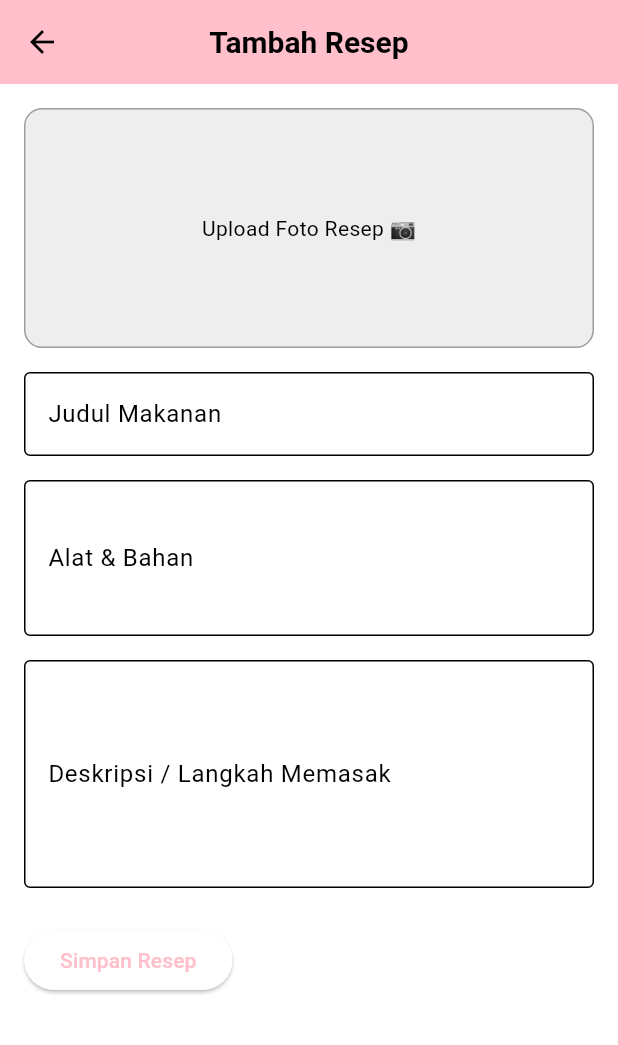
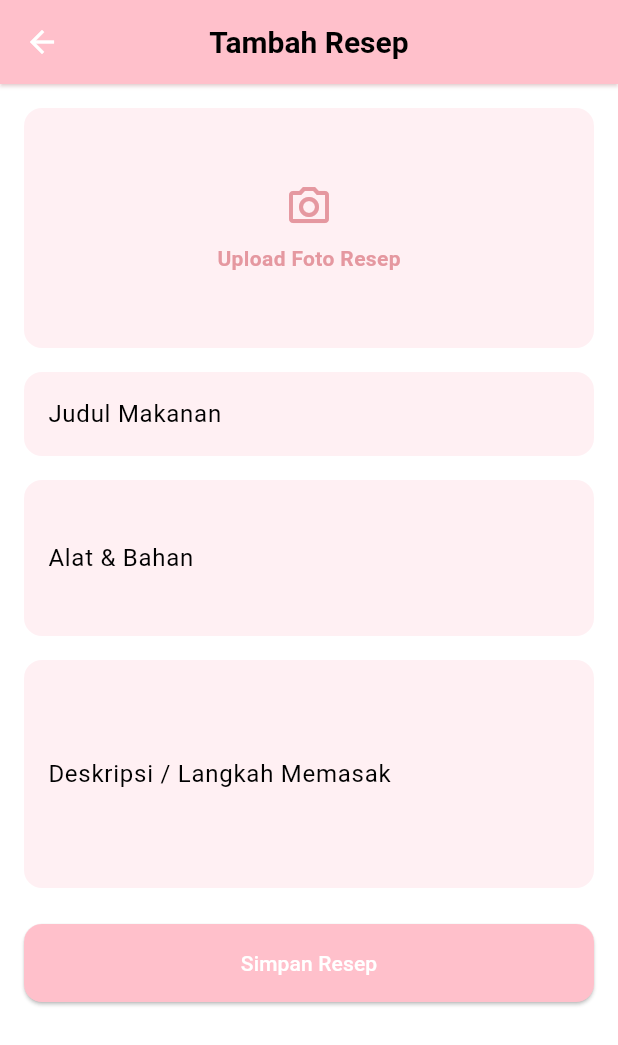
Before and after one commit to odybgs21/flavorist, a Flutter app: the HomeScreen screen opened directly, after a tap on the "edit" icon, on a phone screen of 412 x 824 dp. Shown: the top 1045 px of the screen. Run offline on Flutter 3.47's test engine with Material 3 defaults, Android fonts, the light colour scheme and no system bars; our stand-ins replace carousel_slider, image_picker, sqflite; accounts and stored records are empty; network calls fail.

Commit message:
tambah db

```diff
--- a/lib/db/database_helper.dart
+++ b/lib/db/database_helper.dart
@@ -49,4 +49,15 @@ class DatabaseHelper {
     );
     return res.isNotEmpty ? res.first : null;
   }
+
+  Future<int> addRecipe(Map<String, dynamic> recipe) async {
+    var dbClient = await db;
+    return await dbClient.insert('recipes', recipe);
+  }
+
+  Future<List<Map<String, dynamic>>> getRecipes() async {
+    var dbClient = await db;
+    // Mengambil resep terbaru di atas
+    return await dbClient.query('recipes', orderBy: 'id DESC');
+  }
 }
--- a/lib/screens/add_recipe_page.dart
+++ b/lib/screens/add_recipe_page.dart
@@ -1,5 +1,11 @@
+import 'dart:io';
+
 import 'package:flutter/material.dart';
 import 'package:image_picker/image_picker.dart';
+import '../db/database_helper.dart';
+import 'package:path_provider/path_provider.dart';
+import 'package:path/path.dart' as path;
+import '../constant/colors.dart';
 
 class AddRecipePage extends StatefulWidget {
   const AddRecipePage({super.key});
@@ -10,6 +16,7 @@ class AddRecipePage extends StatefulWidget {
 
 class _AddRecipePageState extends State<AddRecipePage> {
   final _formKey = GlobalKey<FormState>();
+  final db = DatabaseHelper();
 
   final TextEditingController _titleCtrl = TextEditingController();
   final TextEditingController _ingredientsCtrl = TextEditingController();
@@ -26,21 +33,58 @@ class _AddRecipePageState extends State<AddRecipePage> {
     }
   }
 
-  void _submit() {
+  void _submit() async {
     if (_formKey.currentState!.validate()) {
-      // TODO: Simpan ke database / API
-      ScaffoldMessenger.of(context).showSnackBar(
-        const SnackBar(content: Text("Resep berhasil disimpan ✅")),
-      );
-      Navigator.pop(context);
+      if (_image == null) {
+        ScaffoldMessenger.of(context).showSnackBar(
+          const SnackBar(content: Text("Foto resep tidak boleh kosong")),
+        );
+        return;
+      }
+
+      // 1. Dapatkan direktori permanen aplikasi
+      final appDir = await getApplicationDocumentsDirectory();
+      // Buat nama file unik menggunakan timestamp untuk menghindari penimpaan file
+      final String fileExtension = path.extension(_image!.path);
+      final String newFileName = '${DateTime.now().millisecondsSinceEpoch}$fileExtension';
+      final String newPath = path.join(appDir.path, newFileName);
+      final savedImage = await File(_image!.path).copy(newPath);
+
+      // 2. Simpan path gambar yang sudah disalin ke database
+      await db.addRecipe({
+        'title': _titleCtrl.text,
+        'ingredients': _ingredientsCtrl.text,
+        'description': _descriptionCtrl.text,
+        'imagePath': savedImage.path, // Gunakan path baru yang permanen
+      });
+
+      if (mounted) {
+        ScaffoldMessenger.of(context).showSnackBar(
+          const SnackBar(content: Text("Resep berhasil disimpan ✅")),
+        );
+        Navigator.pop(context, true); // Kirim nilai true untuk refresh
+      }
     }
+  }
+
+  @override
+  void dispose() {
+    _titleCtrl.dispose();
+    _ingredientsCtrl.dispose();
+    _descriptionCtrl.dispose();
+    super.dispose();
   }
 
   @override
   Widget build(BuildContext context) {
     return Scaffold(
+      backgroundColor: Colors.white,
       appBar: AppBar(
         title: const Text("Tambah Resep"),
+        backgroundColor: AppColors.pinkPrimary,
+        foregroundColor: AppColors.white,
+        elevation: 1,
+        shadowColor: AppColors.pinkDark.withOpacity(0.5),
       ),
       body: SingleChildScrollView(
         padding: const EdgeInsets.all(16),
@@ -57,20 +101,26 @@ class _AddRecipePageState extends State<AddRecipePage> {
                   height: 160,
                   width: double.infinity,
                   decoration: BoxDecoration(
-                    border: Border.all(color: Colors.grey),
+                    color: AppColors.pinkLight.withOpacity(0.4),
                     borderRadius: BorderRadius.circular(12),
-                    color: Colors.grey[200],
                   ),
                   child: _image == null
-                      ? const Center(
-                          child: Text("Upload Foto Resep 📷"),
+                      ? Center(
+                          child: Column(
+                            mainAxisAlignment: MainAxisAlignment.center,
+                            children: [
+                              Icon(Icons.camera_alt_outlined, color: AppColors.pinkDark, size: 32),
+                              SizedBox(height: 8),
+                              Text("Upload Foto Resep", style: TextStyle(color: AppColors.pinkDark, fontWeight: FontWeight.bold)),
+                            ],
+                          ),
                         )
                       : ClipRRect(
                           borderRadius: BorderRadius.circular(12),
-                          // child: Image.file(
-                          //   File(_image!.path),
-                          //   fit: BoxFit.cover,
-                          // ),
+                          child: Image.file(
+                            File(_image!.path),
+                            fit: BoxFit.cover,
+                          ),
                         ),
                 ),
               ),
@@ -79,9 +129,15 @@ class _AddRecipePageState extends State<AddRecipePage> {
               // Title
               TextFormField(
                 controller: _titleCtrl,
-                decoration: const InputDecoration(
+                decoration: InputDecoration(
                   labelText: "Judul Makanan",
-                  border: OutlineInputBorder(),
+                  filled: true,
+                  fillColor: AppColors.pinkLight.withOpacity(.4),
+                  border: OutlineInputBorder(
+                    borderRadius: BorderRadius.circular(12),
+                    borderSide: BorderSide.none,
+                  ),
+                  floatingLabelStyle: const TextStyle(color: AppColors.black),
                 ),
                 validator: (v) =>
                     v!.isEmpty ? "Judul tidak boleh kosong" : null,
@@ -92,10 +148,16 @@ class _AddRecipePageState extends State<AddRecipePage> {
               TextFormField(
                 controller: _ingredientsCtrl,
                 maxLines: 3,
-                decoration: const InputDecoration(
+                decoration: InputDecoration(
                   labelText: "Alat & Bahan",
-                  border: OutlineInputBorder(),
                   hintText: "Contoh:\n- 2 butir telur\n- 1 sdt garam\n- Minyak secukupnya",
+                  filled: true,
+                  fillColor: AppColors.pinkLight.withOpacity(.4),
+                  border: OutlineInputBorder(
+                    borderRadius: BorderRadius.circular(12),
+                    borderSide: BorderSide.none,
+                  ),
+                  floatingLabelStyle: const TextStyle(color: AppColors.black),
                 ),
                 validator: (v) =>
                     v!.isEmpty ? "Bahan tidak boleh kosong" : null,
@@ -106,19 +168,36 @@ class _AddRecipePageState extends State<AddRecipePage> {
               TextFormField(
                 controller: _descriptionCtrl,
                 maxLines: 5,
-                decoration: const InputDecoration(
+                decoration: InputDecoration(
                   labelText: "Deskripsi / Langkah Memasak",
-                  border: OutlineInputBorder(),
                   hintText: "1. Kocok telur...\n2. Panaskan wajan...",
+                  filled: true,
+                  fillColor: AppColors.pinkLight.withOpacity(.4),
+                  border: OutlineInputBorder(
+                    borderRadius: BorderRadius.circular(12),
+                    borderSide: BorderSide.none,
+                  ),
+                  floatingLabelStyle: const TextStyle(color: AppColors.black),
                 ),
                 validator: (v) =>
                     v!.isEmpty ? "Deskripsi tidak boleh kosong" : null,
               ),
               const SizedBox(height: 24),
 
-              ElevatedButton(
-                onPressed: _submit,
-                child: const Text("Simpan Resep"),
+              SizedBox(
+                width: double.infinity,
+                child: ElevatedButton(
+                  style: ElevatedButton.styleFrom(
+                    backgroundColor: AppColors.pinkPrimary,
+                    foregroundColor: AppColors.white,
+                    padding: const EdgeInsets.symmetric(vertical: 16),
+                    shape: RoundedRectangleBorder(
+                      borderRadius: BorderRadius.circular(12),
+                    ),
+                  ),
+                  onPressed: _submit,
+                  child: const Text("Simpan Resep"),
+                ),
               )
             ],
           ),
--- a/lib/screens/home_screen.dart
+++ b/lib/screens/home_screen.dart
@@ -1,7 +1,11 @@
+import 'dart:io';
+
 import 'package:carousel_slider/carousel_slider.dart';
 import 'package:flutter/material.dart';
 import 'add_recipe_page.dart';
 import '../constant/colors.dart';
+import 'all_recipes_screen.dart';
+import '../db/database_helper.dart';
 
 class HomeScreen extends StatefulWidget {
   const HomeScreen({super.key});
@@ -11,37 +15,50 @@ class HomeScreen extends StatefulWidget {
 }
 
 class _HomeScreenState extends State<HomeScreen> {
+  final db = DatabaseHelper();
+  List<Map<String, dynamic>> _recipes = [];
+
+  @override
+  void initState() {
+    super.initState();
+    _loadRecipes();
+  }
+
+  Future<void> _loadRecipes() async {
+    final recipes = await db.getRecipes();
+    setState(() {
+      _recipes = recipes;
+    });
+  }
+
+  void _navigateAndRefresh() async {
+    final result = await Navigator.push(
+      context,
+      MaterialPageRoute(builder: (_) => const AddRecipePage()),
+    );
+
+    if (result == true) {
+      _loadRecipes();
+    }
+  }
+
   @override
   Widget build(BuildContext context) {
-    // Dummy data for carousels
-    final List<Map<String, String>> trendingRecipes = [
-      {"title": "Ayam Panggang Madu", "image": "https://www.mokapos.com/blog/_next/image?url=https%3A%2F%2Fwp.mokapos.com%2Fwp-content%2Fuploads%2F2023%2F02%2Finspirasi-foto-makanan-yang-enak-ayam-panggang.jpg&w=3840&q=75"},
-      {"title": "Sate Ayam Khas Madura", "image": "https://images.unsplash.com/photo-1555939594-58d7cb561ad1?q=80&w=3387&auto=format&fit=crop&ixlib=rb-4.0.3&ixid=M3wxMjA3fDB8MHxwaG90by1wYWdlfHx8fGVufDB8fHx8fA%3D%3D"},
-      {"title": "Rendang Daging Sapi", "image": "https://images.unsplash.com/photo-1565557623262-b51c2513a641?q=80&w=3424&auto=format&fit=crop&ixlib=rb-4.0.3&ixid=M3wxMjA3fDB8MHxwaG90by1wYWdlfHx8fGVufDB8fHx8fA%3D%3D"},
-    ];
-
-    final List<Map<String, String>> recentPosts = [
-      {"title": "Nasi Goreng Seafood", "image": "https://images.unsplash.com/photo-1512058564366-18510be2db19?q=80&w=3540&auto=format&fit=crop&ixlib=rb-4.0.3&ixid=M3wxMjA3fDB8MHxwaG90by1wYWdlfHx8fGVufDB8fHx8fA%3D%3D"},
-      {"title": "Mie Ayam Bakso", "image": "https://images.unsplash.com/photo-1585032226651-759b368d7246?q=80&w=3387&auto=format&fit=crop&ixlib=rb-4.0.3&ixid=M3wxMjA3fDB8MHxwaG90by1wYWdlfHx8fGVufDB8fHx8fA%3D%3D"},
-      {"title": "Gado-Gado Siram", "image": "https://images.unsplash.com/photo-1555939594-58d7cb561ad1?q=80&w=3387&auto=format&fit=crop&ixlib=rb-4.0.3&ixid=M3wxMjA3fDB8MHxwaG90by1wYWdlfHx8fGVufDB8fHx8fA%3D%3D"},
-    ];
-
     // Build carousel items from data and add "See More" card
     final List<Widget> trendingCarouselItems = [
-      ...trendingRecipes.map((recipe) => _buildCarouselItem(context, recipe['image']!, recipe['title']!)).toList(),
+      ..._recipes.take(5).map((recipe) => _buildCarouselItem(context, recipe['imagePath'], recipe['title'])).toList(),
       _buildSeeMoreCard(context),
     ];
 
     final List<Widget> recentCarouselItems = [
-      ...recentPosts.map((recipe) => _buildCarouselItem(context, recipe['image']!, recipe['title']!)).toList(),
+      ..._recipes.map((recipe) => _buildCarouselItem(context, recipe['imagePath'], recipe['title'])).toList(),
       _buildSeeMoreCard(context),
     ];
 
     return Scaffold(
       floatingActionButton: FloatingActionButton(
         backgroundColor: AppColors.pinkPrimary,
-        onPressed: () => Navigator.push(
-            context, MaterialPageRoute(builder: (_) => const AddRecipePage())),
+        onPressed: _navigateAndRefresh,
         child: const Icon(Icons.edit_outlined, color: Colors.white),
       ),
       body: SingleChildScrollView(
@@ -74,7 +91,9 @@ class _HomeScreenState extends State<HomeScreen> {
                 children: [
                   const Text("Resep Tranding", style: TextStyle(fontSize: 18, fontWeight: FontWeight.bold, color: Colors.black87)),
                   const SizedBox(height: 10),
-                  CarouselSlider(
+                  _recipes.isEmpty
+                      ? const Center(child: Text("Belum ada resep tranding."))
+                      : CarouselSlider(
                           items: trendingCarouselItems,
                           options: CarouselOptions(
                             height: 150,
@@ -87,8 +106,10 @@ class _HomeScreenState extends State<HomeScreen> {
                   const SizedBox(height: 16),
                   const Text("Upload Terbaru", style: TextStyle(fontSize: 18, fontWeight: FontWeight.bold, color: Colors.black87)),
                   const SizedBox(height: 10),
-                  CarouselSlider(
-                    items: recentCarouselItems,
+                  _recipes.isEmpty
+                      ? const Center(child: Text("Belum ada resep yang diupload."))
+                      : CarouselSlider(
+                    items: recentCarouselItems, // Menggunakan data yang sama untuk contoh
                     options: CarouselOptions(
                       height: 150,
                       viewportFraction: 0.8,
@@ -137,7 +158,7 @@ class _HomeScreenState extends State<HomeScreen> {
         child: Stack(
           fit: StackFit.expand,
           children: [
-            Image.network(imageUrl, fit: BoxFit.cover),
+            Image.file(File(imageUrl), fit: BoxFit.cover),
             Container(
               decoration: BoxDecoration(
                 gradient: LinearGradient(
@@ -171,7 +192,12 @@ class _HomeScreenState extends State<HomeScreen> {
 
   Widget _buildSeeMoreCard(BuildContext context) {
     return GestureDetector(
-      onTap: () { /* TODO: Navigate to see more page */ },
+      onTap: () {
+        Navigator.push(
+          context,
+          MaterialPageRoute(builder: (_) => const AllRecipesScreen()),
+        );
+      },
       child: Container(
         width: MediaQuery.of(context).size.width * 0.4,
         margin: const EdgeInsets.symmetric(horizontal: 5.0),
```
Also changed, not shown: lib/screens/all_recipes_screen.dart (added, +90 -0 lines). Lines whose indentation alone changed are shown as unchanged.
